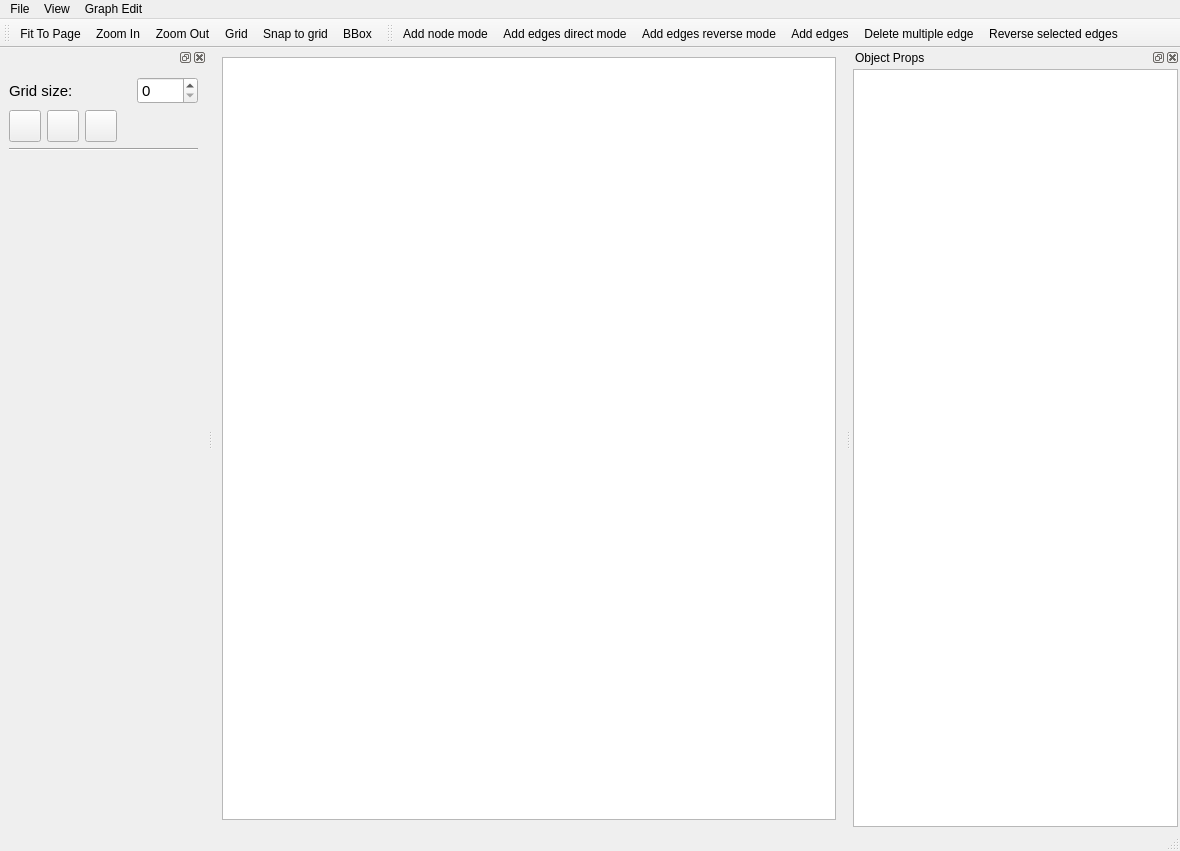
Before: the Qt Designer form StorageMapDesigner/mainwindow.ui in break11/AutoStorage, drawn with Qt 5.
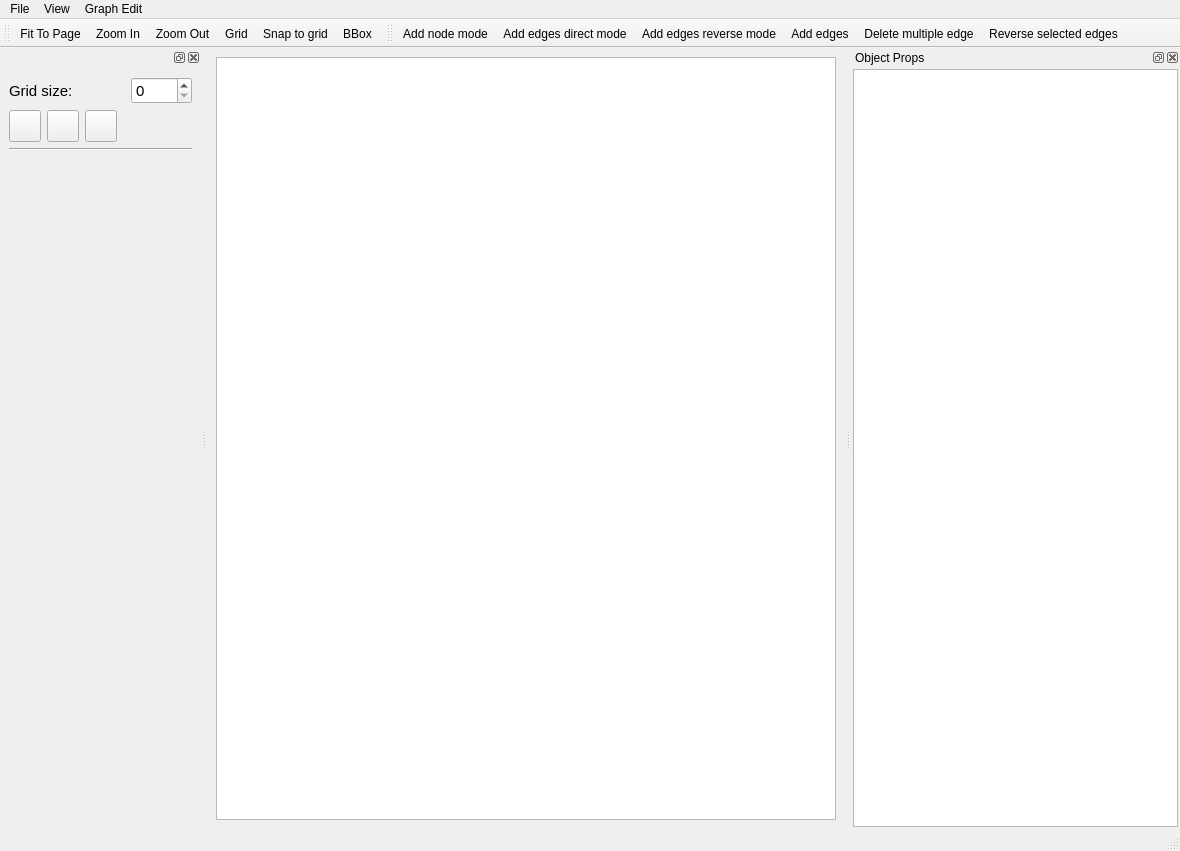
After: the same form once the commit is applied. Icons and pictures are not drawn. Custom widgets are drawn as their Qt base class.

Commit message: Класс CActionButton, добавление/удаление QAction. Добавление реализовано автоматически по имени кнопки/экшена в mainwindow.

```diff
--- a/StorageMapDesigner/mainwindow.ui
+++ b/StorageMapDesigner/mainwindow.ui
@@ -230,7 +230,7 @@
        </property>
       </spacer>
      </item>
-     <item row="0" column="4">
+     <item row="0" column="3">
       <widget class="QSpinBox" name="sbGridSize">
        <property name="maximum">
         <number>1000</number>
@@ -275,7 +275,7 @@
        </property>
       </widget>
      </item>
-     <item row="3" column="4">
+     <item row="3" column="3">
       <spacer name="verticalSpacer">
        <property name="orientation">
         <enum>Qt::Vertical</enum>
@@ -288,7 +288,7 @@
        </property>
       </spacer>
      </item>
-     <item row="2" column="0" colspan="5">
+     <item row="2" column="0" colspan="4">
       <widget class="Line" name="line">
        <property name="orientation">
         <enum>Qt::Horizontal</enum>
@@ -567,6 +567,13 @@
    </property>
   </action>
  </widget>
+ <customwidgets>
+  <customwidget>
+   <class>CActionButton</class>
+   <extends>QPushButton</extends>
+   <header>actionbutton</header>
+  </customwidget>
+ </customwidgets>
  <resources>
   <include location="images.qrc"/>
  </resources>
```
Left out of the diff: 107 changed lines with no effect on the pictures. The commit also changes 2 other files.
